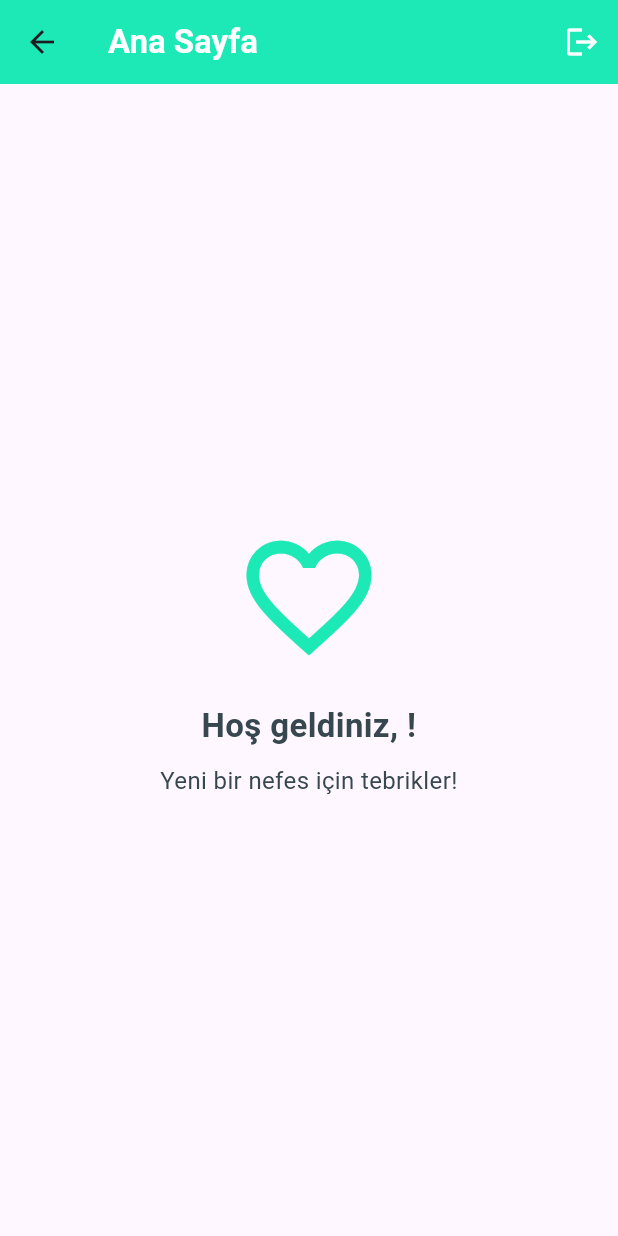
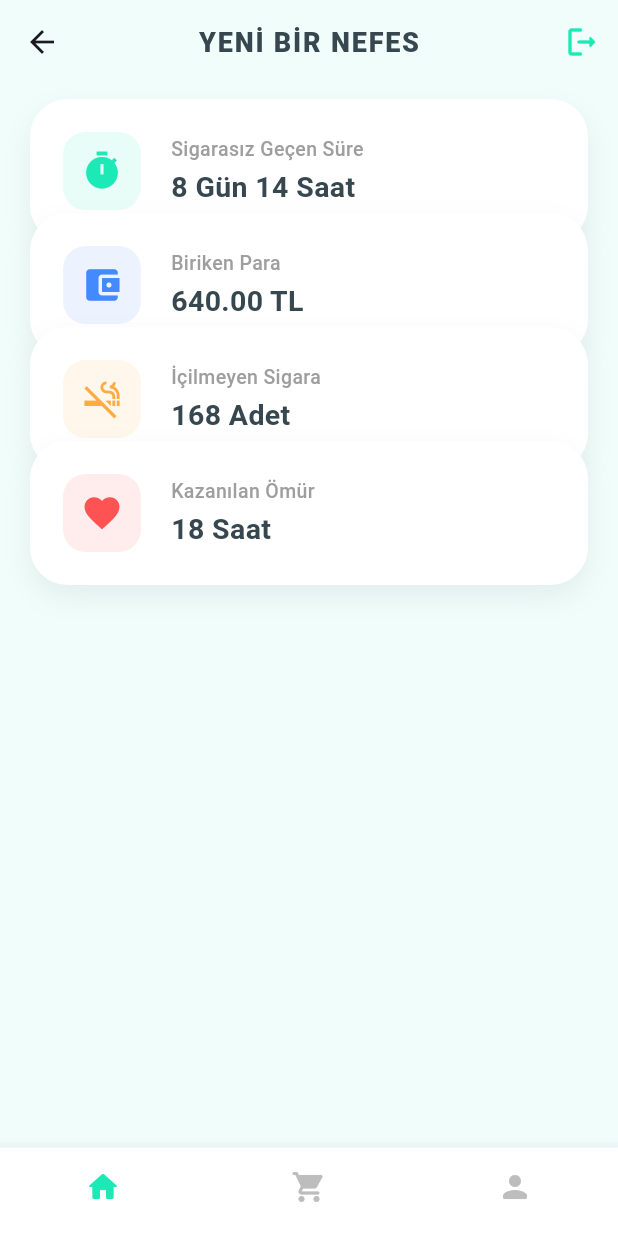
Before and after one commit to VedatKARAHAN/yeni_bir_nefes, a Flutter app: the HomePage screen opened directly, on a phone screen of 412 x 824 dp. Run offline on Flutter 3.47's test engine with Material 3 defaults, Android fonts, the phone set to English and light mode, and no system bars; our stand-ins replace firebase_auth, firebase_core; accounts and stored records are empty; generated files the repository leaves out were written again.

Commit message:
Create Home Page UI

```diff
--- a/lib/main.dart
+++ b/lib/main.dart
@@ -1,11 +1,6 @@
 import 'package:flutter/material.dart';
 import 'package:firebase_core/firebase_core.dart';
-import 'package:firebase_auth/firebase_auth.dart';
-import 'package:yenibirnefes/service/auth.dart';
-import 'package:yenibirnefes/screens/login_page.dart';
 import 'package:yenibirnefes/screens/splash_page.dart';
-import 'package:yenibirnefes/screens/home_page.dart';
-import 'package:yenibirnefes/screens/admin_panel_page.dart';
 import 'package:yenibirnefes/firebase_options.dart';
 
 Future<void> main() async {
--- a/lib/screens/home_page.dart
+++ b/lib/screens/home_page.dart
@@ -1,7 +1,7 @@
 import 'package:flutter/material.dart';
+import 'package:yenibirnefes/models/theme/app_colors.dart';
 import 'package:yenibirnefes/service/auth.dart';
-import 'package:yenibirnefes/screens/login_page.dart';
-import 'package:yenibirnefes/models/theme/app_colors.dart';
+import 'package:yenibirnefes/screens/splash_page.dart';
 
 class HomePage extends StatefulWidget {
   const HomePage({super.key});
@@ -11,64 +11,179 @@ class HomePage extends StatefulWidget {
 }
 
 class _HomePageState extends State<HomePage> {
+  final Auth _auth = Auth();
+  int _currentIndex = 0;
+
   @override
   Widget build(BuildContext context) {
-    final Auth auth = Auth();
     return Scaffold(
+      backgroundColor: AppColors.background,
+
+
       appBar: AppBar(
         title: const Text(
-          'Ana Sayfa',
+          'YENİ BİR NEFES',
           style: TextStyle(
-            color: AppColors.textLight,
-            fontWeight: FontWeight.bold,
+            color: AppColors.textDark,
+            fontWeight: FontWeight.w900,
+            fontSize: 18,
+            letterSpacing: 1.2,
           ),
         ),
-        backgroundColor: AppColors.primary,
+        centerTitle: true,
+        backgroundColor:
+            Colors.transparent,
         elevation: 0,
         actions: [
+
           IconButton(
-            icon: const Icon(Icons.logout, color: AppColors.textLight),
+            icon: const Icon(Icons.logout_rounded, color: AppColors.primary),
+            tooltip: 'Çıkış Yap',
             onPressed: () async {
-              await auth.signOut();
-              // Burada bir hata var kesinlikle çöz hata:Mesela giriş başarılı yaptım çıkış yaparsam home veya admin panelinden birdaha giris yapamıyorum
-              //Hataya geçici çözüm buldum araştır
-              if (context.mounted) {
+
+              await _auth.signOut();
+              if (mounted) {
                 Navigator.of(context).pushReplacement(
-                  MaterialPageRoute(builder: (context) => const LoginPage()),
+                  MaterialPageRoute(builder: (context) => const SplashPage()),
                 );
               }
             },
           ),
         ],
       ),
-      body: Center(
+
+      body: SafeArea(
         child: Column(
-          mainAxisAlignment: MainAxisAlignment.center,
           children: [
-            const Icon(
-              Icons.favorite_border,
-              size: 100,
-              color: AppColors.primary,
-            ),
-            const SizedBox(height: 20),
-            Text(
-              'Hoş geldiniz, ${auth.currentUser?.email ?? 'Kullanıcı'}!',
-              style: const TextStyle(
-                fontSize: 22,
-                fontWeight: FontWeight.bold,
-                color: AppColors.textDark,
+            const SizedBox(height: 10),
+
+
+            Expanded(
+              child: Padding(
+                padding: const EdgeInsets.symmetric(horizontal: 20),
+                child: ListView(
+                  physics:
+                      const BouncingScrollPhysics(),
+                  children: [
+                    _buildStackedCard(
+                      title: "Sigarasız Geçen Süre",
+                      value: "8 Gün 14 Saat",
+                      icon: Icons.timer,
+                      color: AppColors.primary,
+                    ),
+
+                    Transform.translate(
+                      offset: const Offset(0, -20),
+                      child: _buildStackedCard(
+                        title: "Biriken Para",
+                        value: "640.00 TL",
+                        icon: Icons.account_balance_wallet,
+                        color: Colors.blueAccent,
+                      ),
+                    ),
+
+                    Transform.translate(
+                      offset: const Offset(0, -40),
+                      child: _buildStackedCard(
+                        title: "İçilmeyen Sigara",
+                        value: "168 Adet",
+                        icon: Icons.smoke_free,
+                        color: Colors.orangeAccent,
+                      ),
+                    ),
+
+                    Transform.translate(
+                      offset: const Offset(0, -60),
+                      child: _buildStackedCard(
+                        title: "Kazanılan Ömür",
+                        value: "18 Saat",
+                        icon: Icons.favorite,
+                        color: Colors.redAccent,
+                      ),
+                    ),
+                  ],
+                ),
               ),
-              textAlign: TextAlign.center,
-            ),
-            const SizedBox(height: 10),
-            const Text(
-              'Yeni bir nefes için tebrikler!',
-              style: TextStyle(fontSize: 16, color: AppColors.textDark),
-              textAlign: TextAlign.center,
             ),
           ],
         ),
       ),
+      bottomNavigationBar: BottomNavigationBar(
+        currentIndex: _currentIndex,
+        onTap: (i) => setState(() => _currentIndex = i),
+        type: BottomNavigationBarType.fixed,
+        selectedItemColor: AppColors.primary,
+        unselectedItemColor: Colors.grey.shade400,
+        showSelectedLabels: false,
+        showUnselectedLabels: false,
+        backgroundColor: Colors.white,
+        items: const [
+          BottomNavigationBarItem(icon: Icon(Icons.home_rounded), label: ""),
+          BottomNavigationBarItem(
+            icon: Icon(Icons.shopping_cart_rounded),
+            label: "",
+          ),
+          BottomNavigationBarItem(icon: Icon(Icons.person_rounded), label: ""),
+        ],
+      ),
+    );
+  }
+
+  Widget _buildStackedCard({
+    required String title,
+    required String value,
+    required IconData icon,
+    required Color color,
+  }) {
+    return Container(
+      width: double.infinity,
+      padding: const EdgeInsets.all(22),
+      decoration: BoxDecoration(
+        color: Colors.white,
+        borderRadius: BorderRadius.circular(25),
+        boxShadow: [
+          BoxShadow(
+            color: Colors.black.withOpacity(0.06),
+            blurRadius: 15,
+            offset: const Offset(0, 8),
+          ),
+        ],
+      ),
+      child: Row(
+        children: [
+          Container(
+            padding: const EdgeInsets.all(12),
+            decoration: BoxDecoration(
+              color: color.withOpacity(0.1),
+              borderRadius: BorderRadius.circular(15),
+            ),
+            child: Icon(icon, color: color, size: 28),
+          ),
+          const SizedBox(width: 20),
+          Column(
+            crossAxisAlignment: CrossAxisAlignment.start,
+            children: [
+              Text(
+                title,
+                style: TextStyle(
+                  fontSize: 13,
+                  color: Colors.grey.shade500,
+                  fontWeight: FontWeight.w500,
+                ),
+              ),
+              const SizedBox(height: 2),
+              Text(
+                value,
+                style: const TextStyle(
+                  fontSize: 19,
+                  fontWeight: FontWeight.bold,
+                  color: AppColors.textDark,
+                ),
+              ),
+            ],
+          ),
+        ],
+      ),
     );
   }
 }
--- a/lib/service/auth.dart
+++ b/lib/service/auth.dart
@@ -8,9 +8,9 @@ class Auth {
   // Oturum açmış olan mevcut kullanıcıyı döndürür.
   User? get currentUser => _firebaseAuth.currentUser;
 
-  // Kullanıcının oturum durumundaki değişiklikleri (giriş/çıkış) yayınlayan akış (Stream).
-  // Bu, uygulamanın sürekli kullanıcı durumunu dinlemesini sağlar (AuthGate için hayati).
-  Stream<User?> get authStateChanges => _firebaseAuth.authStateChanges();
+  // Kullanıcının oturum durumundaki değişiklikleri  yayınlayan akış
+  // Bu, uygulamanın sürekli kullanıcı durumunu dinlemesini sağlar
+  //Stream<User?> get authStateChanges => _firebaseAuth.authStateChanges();
 
   // Yeni kullanıcı kaydı işlemi.
   Future<void> createUser({
```
